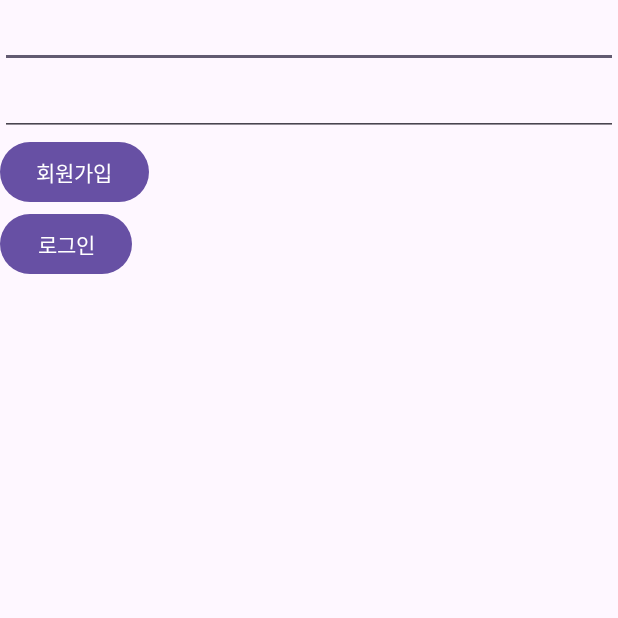
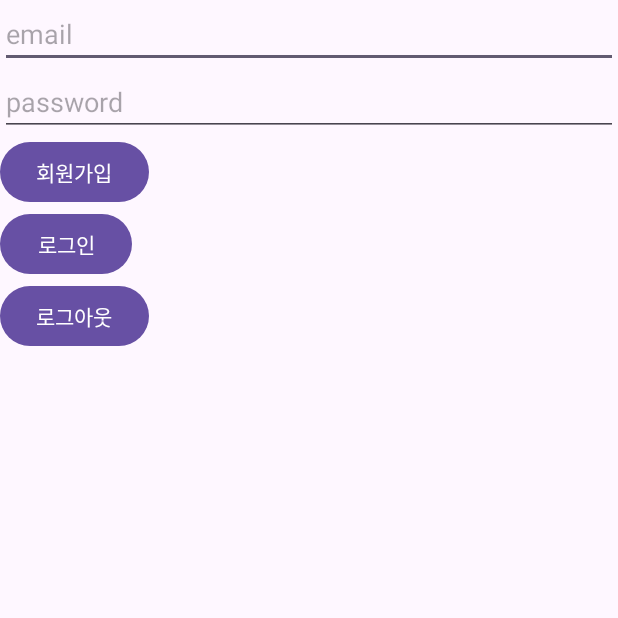
Before and after one commit to sangmoki/fb_email_login, an Android app: the screen it shows after launch (MainActivity), on a phone screen of 412 x 824 dp, the top half of it. Run offline under Robolectric (Android 15) with nearby library versions, the phone set to English and light mode, and no system bars; our stand-ins replace Firebase (no records; nobody signed in at launch, a user with empty details on screens opened directly).

Commit message:
Feat: "로그인, 로그아웃 기능 구현 완료"

```diff
--- a/app/src/main/res/layout/activity_main.xml
+++ b/app/src/main/res/layout/activity_main.xml
@@ -10,10 +10,12 @@
 
     <EditText
         android:id="@+id/emailArea"
+        android:hint="email"
         android:layout_width="match_parent"
         android:layout_height="wrap_content"/>
 
     <EditText
+        android:hint="password"
         android:id="@+id/passwordArea"
         android:layout_width="match_parent"
         android:layout_height="wrap_content"/>
@@ -23,9 +25,16 @@
         android:text="회원가입"
         android:layout_width="wrap_content"
         android:layout_height="wrap_content"/>
+
     <Button
         android:id="@+id/loginBtn"
         android:text="로그인"
         android:layout_width="wrap_content"
         android:layout_height="wrap_content"/>
+
+    <Button
+        android:id="@+id/logoutBtn"
+        android:text="로그아웃"
+        android:layout_width="wrap_content"
+        android:layout_height="wrap_content"/>
 </LinearLayout>
```
Also changed, not shown: app/src/main/java/com/sangmoki/fb_email_login/MainActivity.kt (+46 -10 lines).
